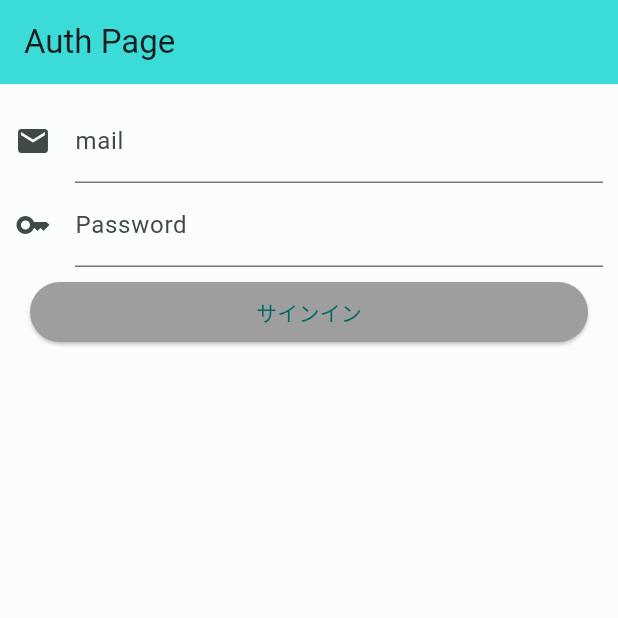
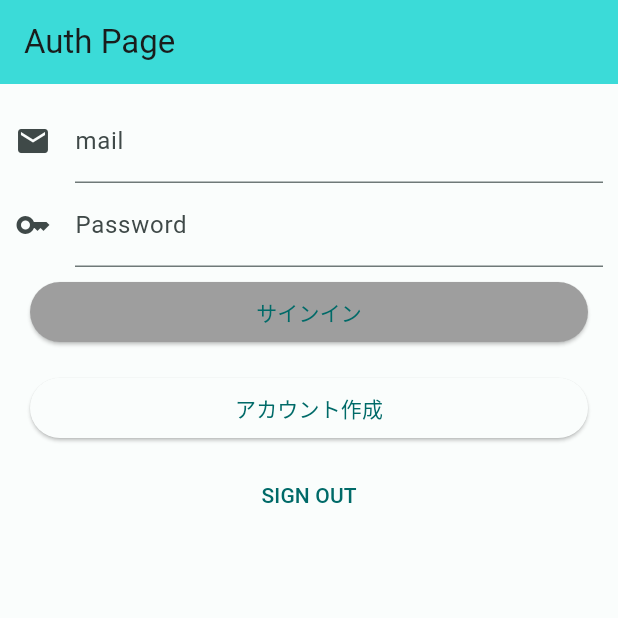
Before and after one commit to chibitachibita/qualificationmg, a Flutter app: the screen it shows after launch, on a phone screen of 412 x 824 dp, the top half of it. Run offline on Flutter 3.47's test engine with Material 3 defaults, Android fonts, the phone set to English and light mode, and no system bars; our stand-ins replace firebase_auth, firebase_core; accounts and stored records are empty.

Commit message:
とりあえずガワだけ　ボタンの幅きもいけど、、

```diff
--- a/lib/main.dart
+++ b/lib/main.dart
@@ -77,6 +77,24 @@ class _MyHomePageState extends State<MyHomePage> {
                 child: const Text('サインイン'),
               ),
             ),
+
+            // アカウント作成
+            Container(
+              margin: const EdgeInsets.all(10),
+              child: ElevatedButton(
+                onPressed: () {
+                  // _createAccount(ref, idController.text, passController.text);
+                },
+                child: const Text('アカウント作成'),
+              ),
+            ),
+
+            // サインアウト
+            TextButton(
+                onPressed: () {
+                  // _signOut(ref);
+                },
+                child: const Text('SIGN OUT'))
           ],
         ));
   }
```
